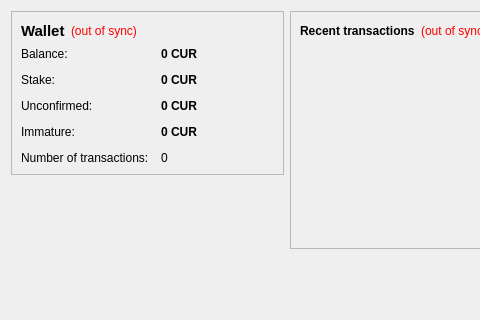
Old version of the form src/qt/forms/overviewpage.ui in the repository cygnusxi/CurecoinSource; both pictures show x 0 to 480 and y 0 to 320 of the 573 by 456 pixel window.
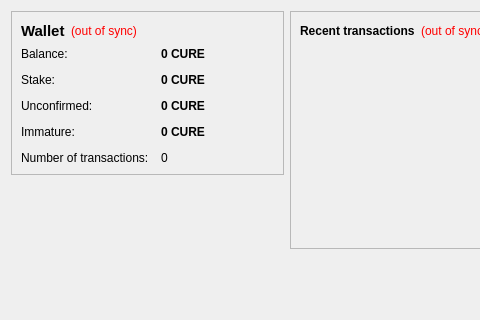
New version of the form. Icons and pictures are not drawn.

Commit message: CUR to CURE abbriv. Major version bump

The edit to the form file:
```diff
--- a/src/qt/forms/overviewpage.ui
+++ b/src/qt/forms/overviewpage.ui
@@ -105,7 +105,7 @@
              <string>Your current balance</string>
             </property>
             <property name="text">
-             <string notr="true">0 CUR</string>
+             <string notr="true">0 CURE</string>
             </property>
             <property name="textInteractionFlags">
              <set>Qt::LinksAccessibleByMouse|Qt::TextSelectableByKeyboard|Qt::TextSelectableByMouse</set>
@@ -134,7 +134,7 @@
              <string>Total of coins that was staked, and do not yet count toward the current balance</string>
             </property>
             <property name="text">
-             <string notr="true">0 CUR</string>
+             <string notr="true">0 CURE</string>
             </property>
             <property name="textInteractionFlags">
              <set>Qt::LinksAccessibleByMouse|Qt::TextSelectableByKeyboard|Qt::TextSelectableByMouse</set>
@@ -163,7 +163,7 @@
              <string>Total of transactions that have yet to be confirmed, and do not yet count toward the current balance</string>
             </property>
             <property name="text">
-             <string notr="true">0 CUR</string>
+             <string notr="true">0 CURE</string>
             </property>
             <property name="textInteractionFlags">
              <set>Qt::LinksAccessibleByMouse|Qt::TextSelectableByKeyboard|Qt::TextSelectableByMouse</set>
@@ -189,7 +189,7 @@
              <string>Mined balance that has not yet matured</string>
             </property>
             <property name="text">
-             <string notr="true">0 CUR</string>
+             <string notr="true">0 CURE</string>
             </property>
             <property name="textInteractionFlags">
              <set>Qt::LinksAccessibleByMouse|Qt::TextSelectableByKeyboard|Qt::TextSelectableByMouse</set>
```
The commit also changes 5 other files.
